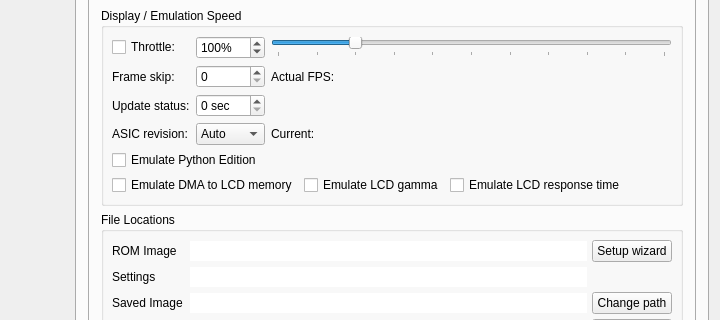
Above: gui/qt/mainwindow.ui from CE-Programming/CEmu before the change; both pictures show x 382 to 1102 and y 570 to 890 of the 1102 by 1005 pixel window. Below: the same form after it.
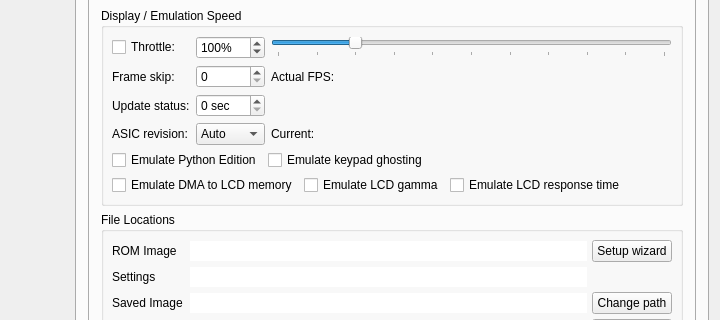
That is the form after the change. The open tabs and pages were chosen to show the change. Icons and pictures are not drawn. Custom widgets are drawn as their Qt base class.

Commit message: Add keypad ghosting setting to the core and GUI

Diff of the .ui file:
```diff
--- a/gui/qt/mainwindow.ui
+++ b/gui/qt/mainwindow.ui
@@ -9607,6 +9607,8 @@
                 </layout>
                </item>
                <item>
+                <layout class="QHBoxLayout" name="horizontalLayout_31">
+                 <item>
                 <widget class="QCheckBox" name="checkPythonEdition">
                  <property name="text">
                   <string>Emulate Python Edition</string>
@@ -9615,6 +9617,28 @@
                   <bool>true</bool>
                  </property>
                 </widget>
+                 </item>
+                 <item>
+                  <widget class="QCheckBox" name="checkKeypadGhosting">
+                   <property name="text">
+                    <string>Emulate keypad ghosting</string>
+                   </property>
+                  </widget>
+                 </item>
+                 <item>
+                  <spacer name="horizontalSpacer_30">
+                   <property name="orientation">
+                    <enum>Qt::Horizontal</enum>
+                   </property>
+                   <property name="sizeHint" stdset="0">
+                    <size>
+                     <width>40</width>
+                     <height>20</height>
+                    </size>
+                   </property>
+                  </spacer>
+                 </item>
+                </layout>
                </item>
                <item>
                 <layout class="QHBoxLayout" name="horizontalLayout_16">
```
Lines whose indentation alone changed are shown as unchanged. The commit also changes 5 other files.
